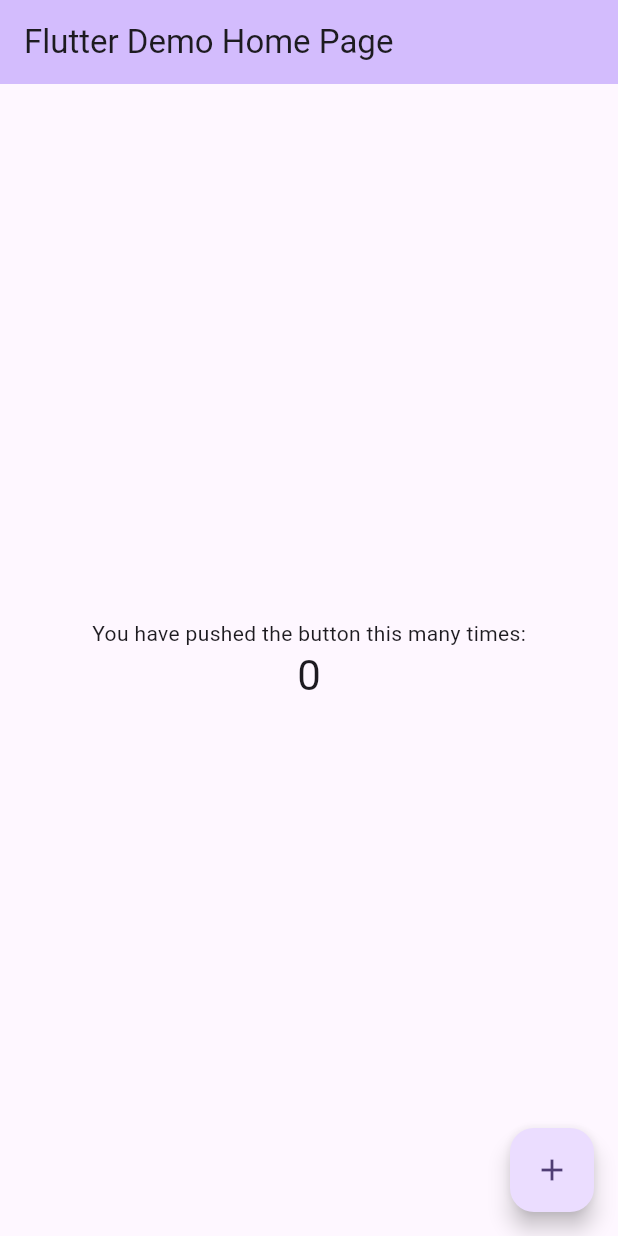
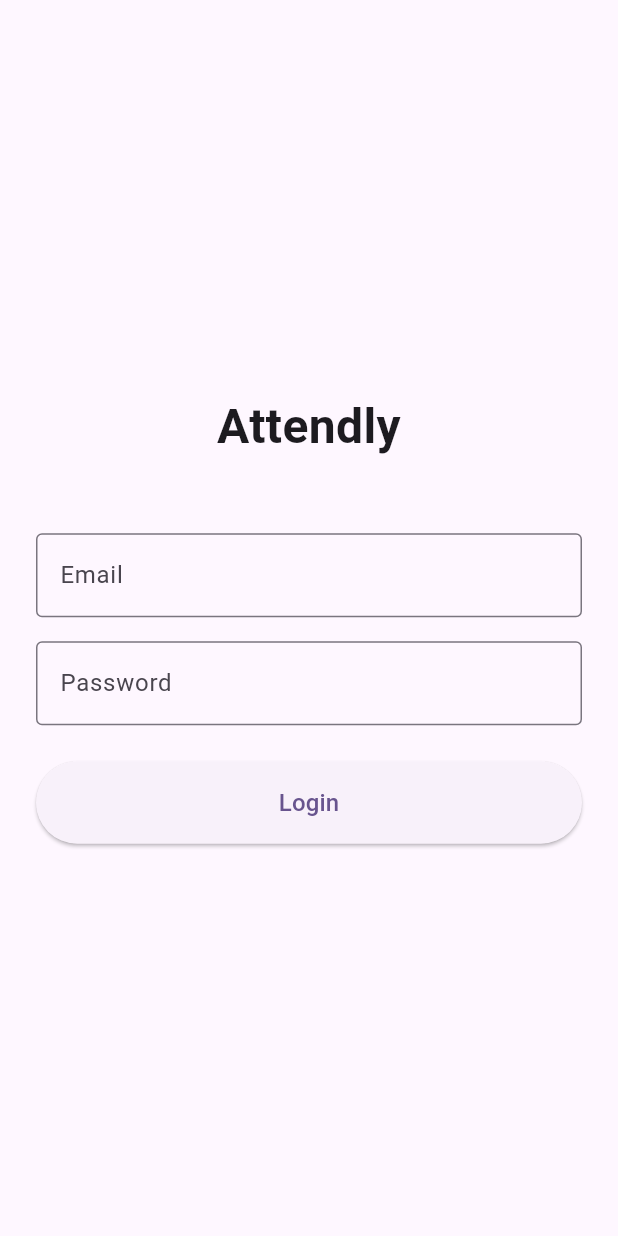
Before and after one commit to heyitsshubh/Attendly, a Flutter app: the screen it shows after launch, on a phone screen of 412 x 824 dp. Run offline on Flutter 3.47's test engine with Material 3 defaults, Android fonts, the phone set to English and light mode, and no system bars; our stand-ins replace equatable, firebase_auth, firebase_core, flutter_bloc; accounts and stored records are empty.

Commit message:
feat: Implement AuthBloc and application routing wrapper

```diff
--- /dev/null
+++ b/lib/blocs/auth/auth_bloc.dart
@@ -0,0 +1,56 @@
+import 'dart:async';
+import 'package:flutter_bloc/flutter_bloc.dart';
+import 'package:firebase_auth/firebase_auth.dart';
+import '../../services/auth_service.dart';
+import 'auth_event.dart';
+import 'auth_state.dart';
+
+class AuthBloc extends Bloc<AuthEvent, AuthState> {
+  final AuthService _authService;
+  late final StreamSubscription<User?> _userSubscription;
+
+  AuthBloc({required AuthService authService})
+      : _authService = authService,
+        super(AuthInitial()) {
+    on<AuthUserChanged>(_onAuthUserChanged);
+    on<AuthLoginRequested>(_onAuthLoginRequested);
+    on<AuthLogoutRequested>(_onAuthLogoutRequested);
+
+    _userSubscription = _authService.user.listen((user) {
+      add(AuthUserChanged(user));
+    });
+  }
+
+  void _onAuthUserChanged(AuthUserChanged event, Emitter<AuthState> emit) {
+    if (event.user != null) {
+      emit(Authenticated(event.user!));
+    } else {
+      emit(Unauthenticated());
+    }
+  }
+
+  Future<void> _onAuthLoginRequested(
+      AuthLoginRequested event, Emitter<AuthState> emit) async {
+    emit(AuthLoading());
+    try {
+      await _authService.signInWithEmailAndPassword(
+        event.email,
+        event.password,
+      );
+    } catch (e) {
+      emit(AuthError(e.toString()));
+      emit(Unauthenticated()); // Reset to unauthenticated after showing error
+    }
+  }
+
+  Future<void> _onAuthLogoutRequested(
+      AuthLogoutRequested event, Emitter<AuthState> emit) async {
+    await _authService.signOut();
+  }
+
+  @override
+  Future<void> close() {
+    _userSubscription.cancel();
+    return super.close();
+  }
+}
--- /dev/null
+++ b/lib/blocs/auth/auth_event.dart
@@ -0,0 +1,30 @@
+import 'package:equatable/equatable.dart';
+import 'package:firebase_auth/firebase_auth.dart';
+
+abstract class AuthEvent extends Equatable {
+  const AuthEvent();
+
+  @override
+  List<Object?> get props => [];
+}
+
+class AuthUserChanged extends AuthEvent {
+  final User? user;
+
+  const AuthUserChanged(this.user);
+
+  @override
+  List<Object?> get props => [user];
+}
+
+class AuthLoginRequested extends AuthEvent {
+  final String email;
+  final String password;
+
+  const AuthLoginRequested(this.email, this.password);
+
+  @override
+  List<Object> get props => [email, password];
+}
+
+class AuthLogoutRequested extends AuthEvent {}
--- /dev/null
+++ b/lib/blocs/auth/auth_state.dart
@@ -0,0 +1,33 @@
+import 'package:equatable/equatable.dart';
+import 'package:firebase_auth/firebase_auth.dart';
+
+abstract class AuthState extends Equatable {
+  const AuthState();
+
+  @override
+  List<Object?> get props => [];
+}
+
+class AuthInitial extends AuthState {}
+
+class AuthLoading extends AuthState {}
+
+class Authenticated extends AuthState {
+  final User user;
+
+  const Authenticated(this.user);
+
+  @override
+  List<Object> get props => [user];
+}
+
+class Unauthenticated extends AuthState {}
+
+class AuthError extends AuthState {
+  final String message;
+
+  const AuthError(this.message);
+
+  @override
+  List<Object> get props => [message];
+}
--- a/lib/main.dart
+++ b/lib/main.dart
@@ -1,122 +1,134 @@
 import 'package:flutter/material.dart';
+import 'package:firebase_core/firebase_core.dart';
+import 'package:flutter_bloc/flutter_bloc.dart';
 
-void main() {
-  runApp(const MyApp());
+import 'blocs/auth/auth_bloc.dart';
+import 'blocs/auth/auth_state.dart';
+import 'services/auth_service.dart';
+import 'screens/auth/login_screen.dart';
+import 'screens/organizer/dashboard_screen.dart';
+
+void main() async {
+  WidgetsFlutterBinding.ensureInitialized();
+  bool isFirebaseInitialized = false;
+  String initErrorMessage = '';
+
+  try {
+    // Note: This requires flutterfire configure to be run by the user.
+    await Firebase.initializeApp();
+    isFirebaseInitialized = true;
+  } catch (e) {
+    isFirebaseInitialized = false;
+    initErrorMessage = e.toString();
+  }
+
+  runApp(AttendlyApp(
+    isFirebaseInitialized: isFirebaseInitialized,
+    initErrorMessage: initErrorMessage,
+  ));
 }
 
-class MyApp extends StatelessWidget {
-  const MyApp({super.key});
+class AttendlyApp extends StatelessWidget {
+  final bool isFirebaseInitialized;
+  final String initErrorMessage;
 
-  // This widget is the root of your application.
+  const AttendlyApp({
+    super.key,
+    required this.isFirebaseInitialized,
+    required this.initErrorMessage,
+  });
+
   @override
   Widget build(BuildContext context) {
-    return MaterialApp(
-      title: 'Flutter Demo',
-      theme: ThemeData(
-        // This is the theme of your application.
-        //
-        // TRY THIS: Try running your application with "flutter run". You'll see
-        // the application has a purple toolbar. Then, without quitting the app,
-        // try changing the seedColor in the colorScheme below to Colors.green
-        // and then invoke "hot reload" (save your changes or press the "hot
-        // reload" button in a Flutter-supported IDE, or press "r" if you used
-        // the command line to start the app).
-        //
-        // Notice that the counter didn't reset back to zero; the application
-        // state is not lost during the reload. To reset the state, use hot
-        // restart instead.
-        //
-        // This works for code too, not just values: Most code changes can be
-        // tested with just a hot reload.
-        colorScheme: .fromSeed(seedColor: Colors.deepPurple),
+    if (!isFirebaseInitialized) {
+      return MaterialApp(
+        home: Scaffold(
+          body: Center(
+            child: Padding(
+              padding: const EdgeInsets.all(24.0),
+              child: Column(
+                mainAxisAlignment: MainAxisAlignment.center,
+                children: [
+                  const Icon(Icons.error_outline, color: Colors.red, size: 64),
+                  const SizedBox(height: 16),
+                  const Text(
+                    'Firebase Initialization Failed',
+                    style: TextStyle(fontSize: 24, fontWeight: FontWeight.bold),
+                  ),
+                  const SizedBox(height: 16),
+                  const Text(
+                    'Please run `flutterfire configure` to connect the app to your Firebase project.',
+                    textAlign: TextAlign.center,
+                  ),
+                  const SizedBox(height: 16),
+                  Text(
+                    initErrorMessage,
+                    style: const TextStyle(color: Colors.grey, fontSize: 12),
+                    textAlign: TextAlign.center,
+                  ),
+                ],
+              ),
+            ),
+          ),
+        ),
+      );
+    }
+
+    return MultiRepositoryProvider(
+      providers: [
+        RepositoryProvider<AuthService>(
+          create: (context) => AuthService(),
+        ),
+      ],
+      child: MultiBlocProvider(
+        providers: [
+          BlocProvider<AuthBloc>(
+            create: (context) => AuthBloc(
+              authService: context.read<AuthService>(),
+            ),
+          ),
+        ],
+        child: MaterialApp(
+          title: 'Attendly',
+          theme: ThemeData(
+            colorScheme: ColorScheme.fromSeed(
+              seedColor: Colors.deepPurple,
+              brightness: Brightness.light,
+            ),
+            useMaterial3: true,
+          ),
+          darkTheme: ThemeData(
+            colorScheme: ColorScheme.fromSeed(
+              seedColor: Colors.deepPurple,
+              brightness: Brightness.dark,
+            ),
+            useMaterial3: true,
+          ),
+          themeMode: ThemeMode.system,
+          home: const AuthWrapper(),
+        ),
       ),
-      home: const MyHomePage(title: 'Flutter Demo Home Page'),
     );
   }
 }
 
-class MyHomePage extends StatefulWidget {
-  const MyHomePage({super.key, required this.title});
-
-  // This widget is the home page of your application. It is stateful, meaning
-  // that it has a State object (defined below) that contains fields that affect
-  // how it looks.
-
-  // This class is the configuration for the state. It holds the values (in this
-  // case the title) provided by the parent (in this case the App widget) and
-  // used by the build method of the State. Fields in a Widget subclass are
-  // always marked "final".
-
-  final String title;
-
-  @override
-  State<MyHomePage> createState() => _MyHomePageState();
-}
-
-class _MyHomePageState extends State<MyHomePage> {
-  int _counter = 0;
-
-  void _incrementCounter() {
-    setState(() {
-      // This call to setState tells the Flutter framework that something has
-      // changed in this State, which causes it to rerun the build method below
-      // so that the display can reflect the updated values. If we changed
-      // _counter without calling setState(), then the build method would not be
-      // called again, and so nothing would appear to happen.
-      _counter++;
-    });
-  }
+class AuthWrapper extends StatelessWidget {
+  const AuthWrapper({super.key});
 
   @override
   Widget build(BuildContext context) {
-    // This method is rerun every time setState is called, for instance as done
-    // by the _incrementCounter method above.
-    //
-    // The Flutter framework has been optimized to make rerunning build methods
-    // fast, so that you can just rebuild anything that needs updating rather
-    // than having to individually change instances of widgets.
-    return Scaffold(
-      appBar: AppBar(
-        // TRY THIS: Try changing the color here to a specific color (to
-        // Colors.amber, perhaps?) and trigger a hot reload to see the AppBar
-        // change color while the other colors stay the same.
-        backgroundColor: Theme.of(context).colorScheme.inversePrimary,
-        // Here we take the value from the MyHomePage object that was created by
-        // the App.build method, and use it to set our appbar title.
-        title: Text(widget.title),
-      ),
-      body: Center(
-        // Center is a layout widget. It takes a single child and positions it
-        // in the middle of the parent.
-        child: Column(
-          // Column is also a layout widget. It takes a list of children and
-          // arranges them vertically. By default, it sizes itself to fit its
-          // children horizontally, and tries to be as tall as its parent.
-          //
-          // Column has various properties to control how it sizes itself and
-          // how it positions its children. Here we use mainAxisAlignment to
-          // center the children vertically; the main axis here is the vertical
-          // axis because Columns are vertical (the cross axis would be
-          // horizontal).
-          //
-          // TRY THIS: Invoke "debug painting" (choose the "Toggle Debug Paint"
-          // action in the IDE, or press "p" in the console), to see the
-          // wireframe for each widget.
-          mainAxisAlignment: .center,
-          children: [
-            const Text('You have pushed the button this many times:'),
-            Text(
-              '$_counter',
-              style: Theme.of(context).textTheme.headlineMedium,
-            ),
-          ],
-        ),
-      ),
-      floatingActionButton: FloatingActionButton(
-        onPressed: _incrementCounter,
-        tooltip: 'Increment',
-        child: const Icon(Icons.add),
-      ),
+    return BlocBuilder<AuthBloc, AuthState>(
+      builder: (context, state) {
+        if (state is AuthInitial || state is AuthLoading) {
+          return const Scaffold(
+            body: Center(child: CircularProgressIndicator()),
+          );
+        } else if (state is Authenticated) {
+          return const DashboardScreen();
+        } else {
+          return const LoginScreen();
+        }
+      },
     );
   }
 }
--- /dev/null
+++ b/lib/screens/auth/login_screen.dart
@@ -0,0 +1,98 @@
+import 'package:flutter/material.dart';
+import 'package:flutter_bloc/flutter_bloc.dart';
+import '../../blocs/auth/auth_bloc.dart';
+import '../../blocs/auth/auth_event.dart';
+import '../../blocs/auth/auth_state.dart';
+
+class LoginScreen extends StatefulWidget {
+  const LoginScreen({super.key});
+
+  @override
+  State<LoginScreen> createState() => _LoginScreenState();
+}
+
+class _LoginScreenState extends State<LoginScreen> {
+  final _emailController = TextEditingController();
+  final _passwordController = TextEditingController();
+
+  @override
+  void dispose() {
+    _emailController.dispose();
+    _passwordController.dispose();
+    super.dispose();
+  }
+
+  @override
+  Widget build(BuildContext context) {
+    return Scaffold(
+      body: BlocListener<AuthBloc, AuthState>(
+        listener: (context, state) {
+          if (state is AuthError) {
+            ScaffoldMessenger.of(context).showSnackBar(
+              SnackBar(content: Text(state.message)),
+            );
+          }
+        },
+        child: Center(
+          child: Padding(
+            padding: const EdgeInsets.all(24.0),
+            child: ConstrainedBox(
+              constraints: const BoxConstraints(maxWidth: 400),
+              child: Column(
+                mainAxisAlignment: MainAxisAlignment.center,
+                crossAxisAlignment: CrossAxisAlignment.stretch,
+                children: [
+                  const Text(
+                    'Attendly',
+                    textAlign: TextAlign.center,
+                    style: TextStyle(fontSize: 32, fontWeight: FontWeight.bold),
+                  ),
+                  const SizedBox(height: 48),
+                  TextField(
+                    controller: _emailController,
+                    decoration: const InputDecoration(
+                      labelText: 'Email',
+                      border: OutlineInputBorder(),
+                    ),
+                    keyboardType: TextInputType.emailAddress,
+                  ),
+                  const SizedBox(height: 16),
+                  TextField(
+                    controller: _passwordController,
+                    decoration: const InputDecoration(
+                      labelText: 'Password',
+                      border: OutlineInputBorder(),
+                    ),
+                    obscureText: true,
+                  ),
+                  const SizedBox(height: 24),
+                  BlocBuilder<AuthBloc, AuthState>(
+                    builder: (context, state) {
+                      if (state is AuthLoading) {
+                        return const Center(child: CircularProgressIndicator());
+                      }
+                      return ElevatedButton(
+                        onPressed: () {
+                          context.read<AuthBloc>().add(
+                                AuthLoginRequested(
+                                  _emailController.text,
+                                  _passwordController.text,
+                                ),
+                              );
+                        },
+                        style: ElevatedButton.styleFrom(
+                          padding: const EdgeInsets.symmetric(vertical: 16),
+                        ),
+                        child: const Text('Login', style: TextStyle(fontSize: 16)),
+                      );
+                    },
+                  ),
+                ],
+              ),
+            ),
+          ),
+        ),
+      ),
+    );
+  }
+}
--- /dev/null
+++ b/lib/screens/organizer/dashboard_screen.dart
@@ -0,0 +1,28 @@
+import 'package:flutter/material.dart';
+import 'package:flutter_bloc/flutter_bloc.dart';
+import '../../blocs/auth/auth_bloc.dart';
+import '../../blocs/auth/auth_event.dart';
+
+class DashboardScreen extends StatelessWidget {
+  const DashboardScreen({super.key});
+
+  @override
+  Widget build(BuildContext context) {
+    return Scaffold(
+      appBar: AppBar(
+        title: const Text('Organizer Dashboard'),
+        actions: [
+          IconButton(
+            icon: const Icon(Icons.logout),
+            onPressed: () {
+              context.read<AuthBloc>().add(AuthLogoutRequested());
+            },
+          ),
+        ],
+      ),
+      body: const Center(
+        child: Text('Dashboard (Events will appear here)'),
+      ),
+    );
+  }
+}
--- /dev/null
+++ b/lib/services/auth_service.dart
@@ -0,0 +1,40 @@
+import 'package:firebase_auth/firebase_auth.dart';
+
+class AuthService {
+  final FirebaseAuth _firebaseAuth;
+
+  AuthService({FirebaseAuth? firebaseAuth})
+      : _firebaseAuth = firebaseAuth ?? FirebaseAuth.instance;
+
+  Stream<User?> get user => _firebaseAuth.authStateChanges();
+
+  Future<User?> signInWithEmailAndPassword(
+      String email, String password) async {
+    try {
+      final credential = await _firebaseAuth.signInWithEmailAndPassword(
+        email: email,
+        password: password,
+      );
+      return credential.user;
+    } catch (e) {
+      throw Exception(e.toString());
+    }
+  }
+
+  Future<User?> createUserWithEmailAndPassword(
+      String email, String password) async {
+    try {
+      final credential = await _firebaseAuth.createUserWithEmailAndPassword(
+        email: email,
+        password: password,
+      );
+      return credential.user;
+    } catch (e) {
+      throw Exception(e.toString());
+    }
+  }
+
+  Future<void> signOut() async {
+    await _firebaseAuth.signOut();
+  }
+}
```
